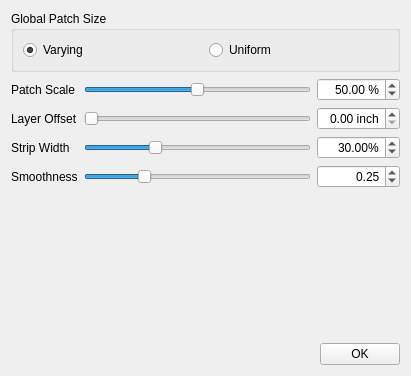
This is forms/NeoWeavePanel.ui in TopModLab/Unfolding as Qt 5 draws it before an edit. The edited form follows.
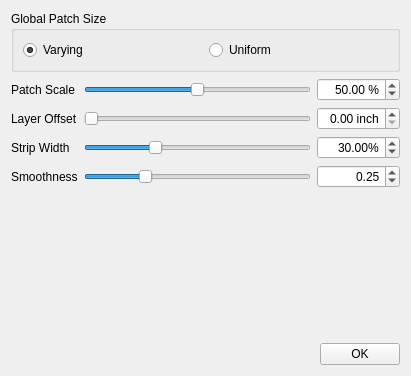
This is the edited form.

Commit message: flip cutoff

```diff
--- a/forms/NeoWeavePanel.ui
+++ b/forms/NeoWeavePanel.ui
@@ -115,7 +115,7 @@
      <item row="3" column="1">
       <widget class="QSlider" name="stripScaleSlider">
        <property name="maximum">
-        <number>100</number>
+        <number>99</number>
        </property>
        <property name="singleStep">
         <number>1</number>
```
Left out of the diff: 2 changed lines with no effect on the pictures. The commit also changes 2 other files.
